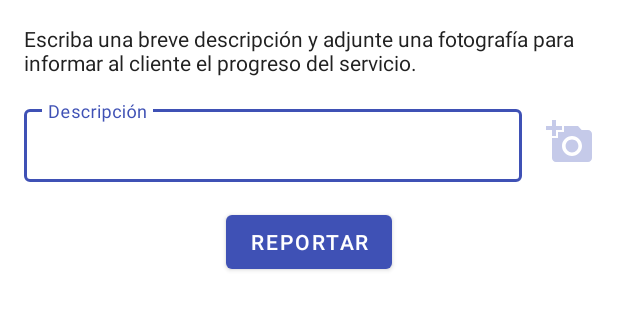
After one commit to Vege19/app-grupoqq, an Android app: the layout sheet_new_report.xml on its own in the app's theme, with its tools: preview values and no code run, on a phone screen of 412 x 824 dp. The commit adds this screen. Shown: the top 310 px of the screen. Run offline under Robolectric (Android 15) with nearby library versions, the phone set to English and light mode, and no system bars.

Commit message:
Sending reports

```diff
--- a/app/build.gradle
+++ b/app/build.gradle
@@ -32,6 +32,8 @@ dependencies {
     implementation 'androidx.constraintlayout:constraintlayout:1.1.3'
     implementation 'com.google.firebase:firebase-database:16.0.4'
     implementation 'androidx.legacy:legacy-support-v4:1.0.0'
+    implementation 'com.google.firebase:firebase-storage:16.0.4'
+    implementation 'com.google.firebase:firebase-auth:16.0.5'
     testImplementation 'junit:junit:4.12'
     androidTestImplementation 'androidx.test:runner:1.1.1'
     androidTestImplementation 'androidx.test.espresso:espresso-core:3.1.1'
--- a/app/src/main/AndroidManifest.xml
+++ b/app/src/main/AndroidManifest.xml
@@ -2,6 +2,11 @@
 <manifest xmlns:android="http://schemas.android.com/apk/res/android"
     xmlns:tools="http://schemas.android.com/tools"
     package="com.grupoqq.app">
+
+    <uses-permission android:name="android.permission.INTERNET"/>
+    <uses-permission android:name="android.permission.CAMERA"/>
+    <uses-feature android:name="android.hardware.camera" android:required="true" />
+    <uses-permission android:name="android.permission.WRITE_EXTERNAL_STORAGE" />
 
     <application
         android:icon="@mipmap/ic_launcher"
--- a/app/src/main/java/com/grupoqq/app/models/ReportModel.kt
+++ b/app/src/main/java/com/grupoqq/app/models/ReportModel.kt
@@ -3,5 +3,6 @@ package com.grupoqq.app.models
 data class ReportModel(
     var reportId: String = "",
     var reportDescription: String = "",
-    var reportPhoto: String = ""
+    var reportPhoto: String = "",
+    var reportDateTime: String = ""
 )
--- /dev/null
+++ b/app/src/main/res/drawable/ic_add_a_photo.xml
@@ -0,0 +1,9 @@
+<vector xmlns:android="http://schemas.android.com/apk/res/android"
+        android:width="24dp"
+        android:height="24dp"
+        android:viewportWidth="24.0"
+        android:viewportHeight="24.0">
+    <path
+        android:fillColor="#C5CAE9"
+        android:pathData="M3,4L3,1h2v3h3v2L5,6v3L3,9L3,6L0,6L0,4h3zM6,10L6,7h3L9,4h7l1.83,2L21,6c1.1,0 2,0.9 2,2v12c0,1.1 -0.9,2 -2,2L5,22c-1.1,0 -2,-0.9 -2,-2L3,10h3zM13,19c2.76,0 5,-2.24 5,-5s-2.24,-5 -5,-5 -5,2.24 -5,5 2.24,5 5,5zM9.8,14c0,1.77 1.43,3.2 3.2,3.2s3.2,-1.43 3.2,-3.2 -1.43,-3.2 -3.2,-3.2 -3.2,1.43 -3.2,3.2z"/>
+</vector>
--- /dev/null
+++ b/app/src/main/res/layout/sheet_new_report.xml
@@ -0,0 +1,63 @@
+<?xml version="1.0" encoding="utf-8"?>
+<androidx.constraintlayout.widget.ConstraintLayout
+    xmlns:android="http://schemas.android.com/apk/res/android"
+    android:layout_width="match_parent"
+    android:layout_height="wrap_content"
+    xmlns:app="http://schemas.android.com/apk/res-auto"
+    android:paddingStart="16dp"
+    android:paddingEnd="16dp"
+    android:paddingTop="16dp">
+
+    <TextView
+        android:id="@+id/textView"
+        android:layout_width="0dp"
+        android:layout_height="wrap_content"
+        android:text="Escriba una breve descripción y adjunte una fotografía para informar al cliente el progreso del servicio."
+        android:textColor="@color/colorPrimaryText"
+        app:layout_constraintTop_toTopOf="parent"
+        app:layout_constraintStart_toStartOf="parent"
+        app:layout_constraintEnd_toEndOf="parent"/>
+
+    <com.google.android.material.textfield.TextInputLayout
+        android:id="@+id/reportDescriptionInputLyt"
+        style="@style/Widget.MaterialComponents.TextInputLayout.OutlinedBox.Dense"
+        android:layout_width="0dp"
+        android:layout_height="wrap_content"
+        android:layout_marginTop="16dp"
+        android:layout_marginEnd="16dp"
+        app:layout_constraintEnd_toStartOf="@id/reportPhotoImg"
+        app:layout_constraintStart_toStartOf="parent"
+        app:layout_constraintTop_toBottomOf="@id/textView">
+
+        <com.google.android.material.textfield.TextInputEditText
+            android:id="@+id/reportDescriptionInputTxt"
+            android:layout_width="match_parent"
+            android:layout_height="wrap_content"
+            android:hint="Descripción"
+            android:inputType="text" />
+
+    </com.google.android.material.textfield.TextInputLayout>
+
+    <ImageView
+        android:id="@+id/reportPhotoImg"
+        android:layout_width="32dp"
+        android:layout_height="32dp"
+        android:scaleType="centerCrop"
+        app:layout_constraintBottom_toBottomOf="@+id/reportDescriptionInputLyt"
+        app:layout_constraintEnd_toEndOf="parent"
+        app:layout_constraintTop_toTopOf="@+id/reportDescriptionInputLyt"
+        app:srcCompat="@drawable/ic_add_a_photo" />
+
+    <com.google.android.material.button.MaterialButton
+        android:id="@+id/sendReportBtn"
+        android:layout_width="wrap_content"
+        android:layout_height="wrap_content"
+        android:text="REPORTAR"
+        app:layout_constraintStart_toStartOf="parent"
+        app:layout_constraintTop_toBottomOf="@id/reportDescriptionInputLyt"
+        app:layout_constraintEnd_toEndOf="parent"
+        app:layout_constraintBottom_toBottomOf="parent"
+        android:layout_marginBottom="16dp"
+        android:layout_marginTop="16dp"/>
+
+</androidx.constraintlayout.widget.ConstraintLayout>
```
Also changed, not shown: app/src/main/java/com/grupoqq/app/activities/ReportsActivity.kt (+146 -3 lines), app/src/main/java/com/grupoqq/app/utils/Extensions.kt (+8 -0 lines).
